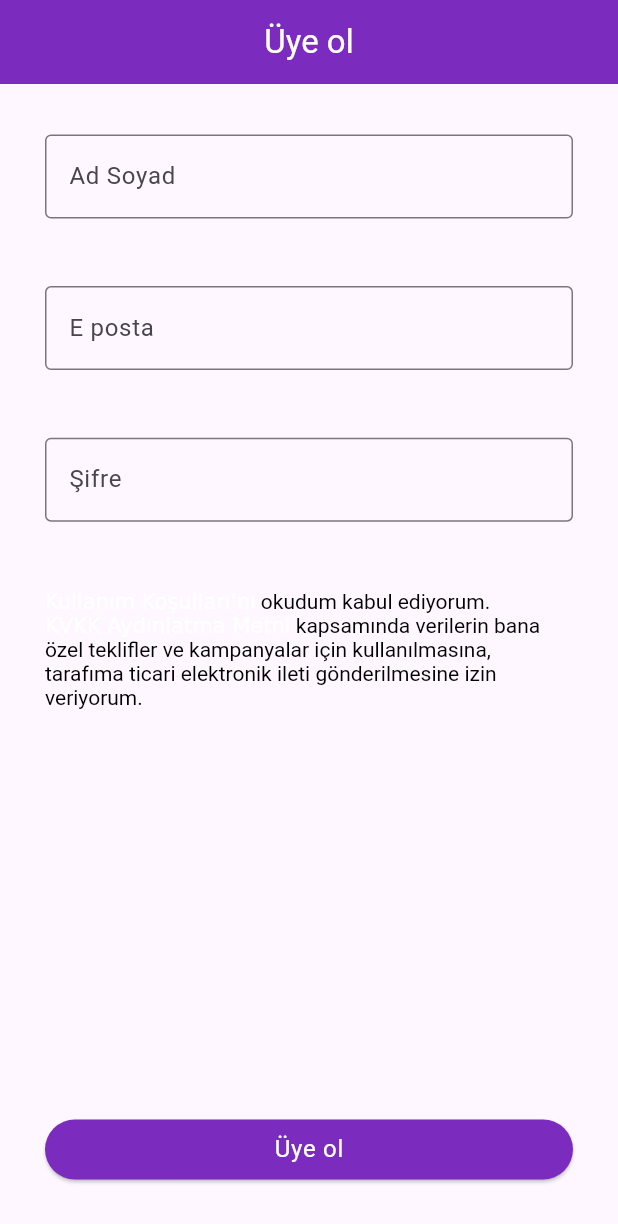
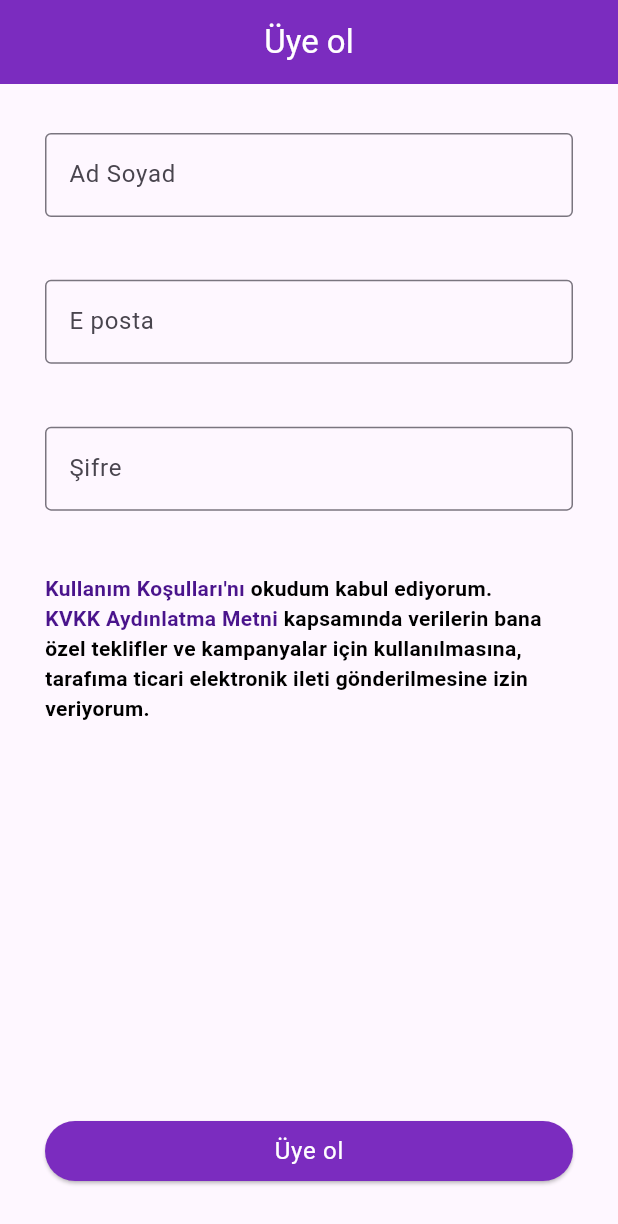
Before and after one commit to lewisVailed/TatlimiGetir, a Flutter app: the screen it shows after launch, on a phone screen of 412 x 824 dp. Shown: the top 1224 px of the screen. Run offline on Flutter 3.47's test engine with Material 3 defaults, Android fonts, the phone set to English and light mode, and no system bars.

Commit message:
sign in screen completed

```diff
--- a/Flutter/getir_clone_app/lib/views/login_page.dart
+++ b/Flutter/getir_clone_app/lib/views/login_page.dart
@@ -1,5 +1,4 @@
 import 'package:flutter/cupertino.dart';
-import 'package:flutter/gestures.dart';
 import 'package:flutter/material.dart';
 import 'package:flutter/widgets.dart';
 
@@ -11,30 +10,45 @@ class LoginPage extends StatefulWidget {
 }
 
 class _LoginPageState extends State<LoginPage> {
+
+  final String appbarTitle = "Üye ol";
+
+  final String textFieldUserName = "Ad Soyad";
+  final String textFieldEposta = "E posta";
+  final String textFieldPassword = "Şifre";
+
+
+  final String agreement1 = "Kullanım Koşulları'nı";
+  final String agreement2 = " okudum kabul ediyorum.";
+
+  final String informativeText1 = "KVKK Aydınlatma Metni";
+  final String informativeText2 = " kapsamında verilerin bana özel teklifler ve kampanyalar için kullanılmasına, tarafıma ticari elektronik ileti gönderilmesine izin veriyorum.";
+
+  final String buttonName = "Üye ol";
   @override
   Widget build(BuildContext context) {
     return Scaffold(
       appBar: AppBar(
-        title: const Text("Üye ol"),
+        title: Text(appbarTitle),
       ),
       body: Padding(
-        padding:  const EdgeInsets.symmetric(horizontal: 30),
+        padding:   const EdgeInsets.symmetric(horizontal: 30),
         child: Column(
           crossAxisAlignment: CrossAxisAlignment.start,
           children: [
             const Spacer(flex: 1,),
-            const Expanded(
+             Expanded(
               flex: 3,
-              child: textField(hintText: "Ad Soyad",)),
-            const Expanded(
+              child: textField(hintText: textFieldUserName,)),
+            Expanded(
               flex: 3,
-              child: textField(hintText: "E posta",inputType: TextInputType.emailAddress,)),
-            const Expanded(
+              child: textField(hintText: textFieldEposta,inputType: TextInputType.emailAddress,)),
+             Expanded(
               flex: 3,
-              child: textField(hintText: "Şifre",obscureText: true,)),
-            _richText(text1: "Kullanım Koşulları'nı",text2: " okudum kabul ediyorum.",),
+              child: textField(hintText: textFieldPassword,obscureText: true,)),
+            _richText(text1: agreement1,text2: agreement2,),
 
-            _richText(text1: "KVKK Aydınlatma Metni", text2: " kapsamında verilerin bana özel teklifler ve kampanyalar için kullanılmasına, tarafıma ticari elektronik ileti gönderilmesine izin veriyorum."),
+            _richText(text1: informativeText1, text2: informativeText2),
             const Spacer(flex: 8,),
             SizedBox(
               width: MediaQuery.of(context).size.width,
@@ -45,7 +59,7 @@ class _LoginPageState extends State<LoginPage> {
                 style: ElevatedButton.styleFrom(
                   backgroundColor: const Color(0xff7b2cbf)
                 ),
-                child:  Text("Üye ol",style: Theme.of(context).textTheme.bodyLarge?.copyWith(color: Colors.white),),),
+                child:  Text(buttonName,style: Theme.of(context).textTheme.bodyLarge?.copyWith(color: Colors.white),),),
             ),
             const Spacer(flex: 1,)
           ],
@@ -66,7 +80,7 @@ class _richText extends StatelessWidget {
     return RichText(
       text: TextSpan(
         text: text1,
-        recognizer: Gesture
+
         style: Theme.of(context).textTheme.bodyMedium?.copyWith(
           color: Colors.purple[900],
           fontWeight: FontWeight.bold
```
